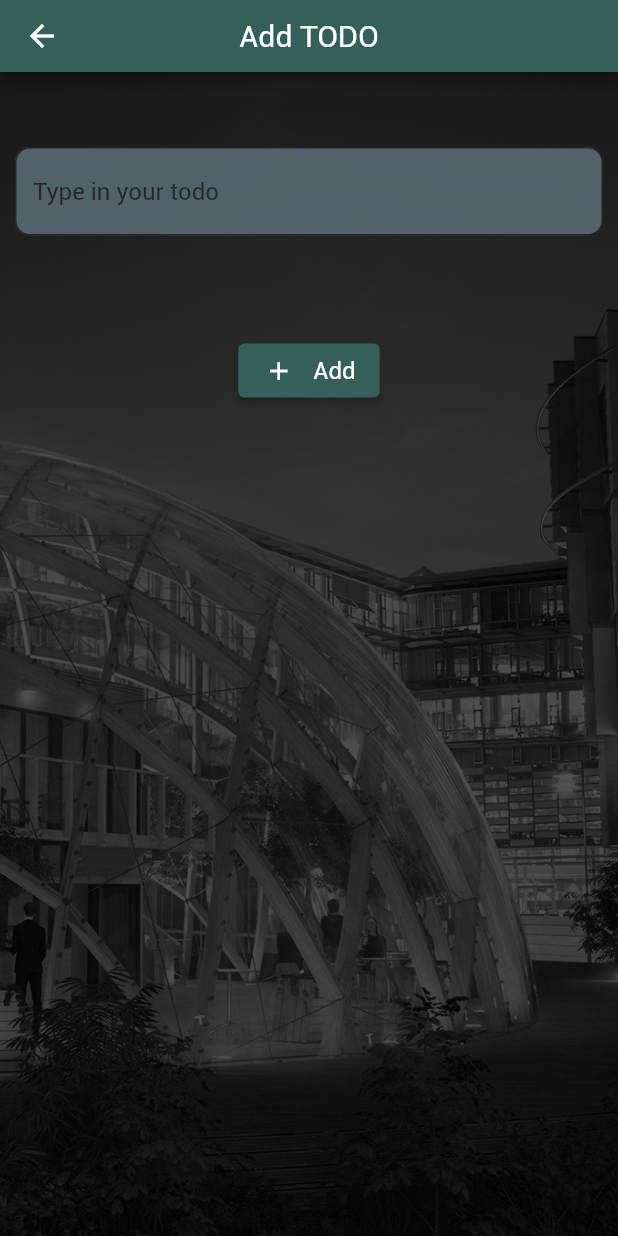
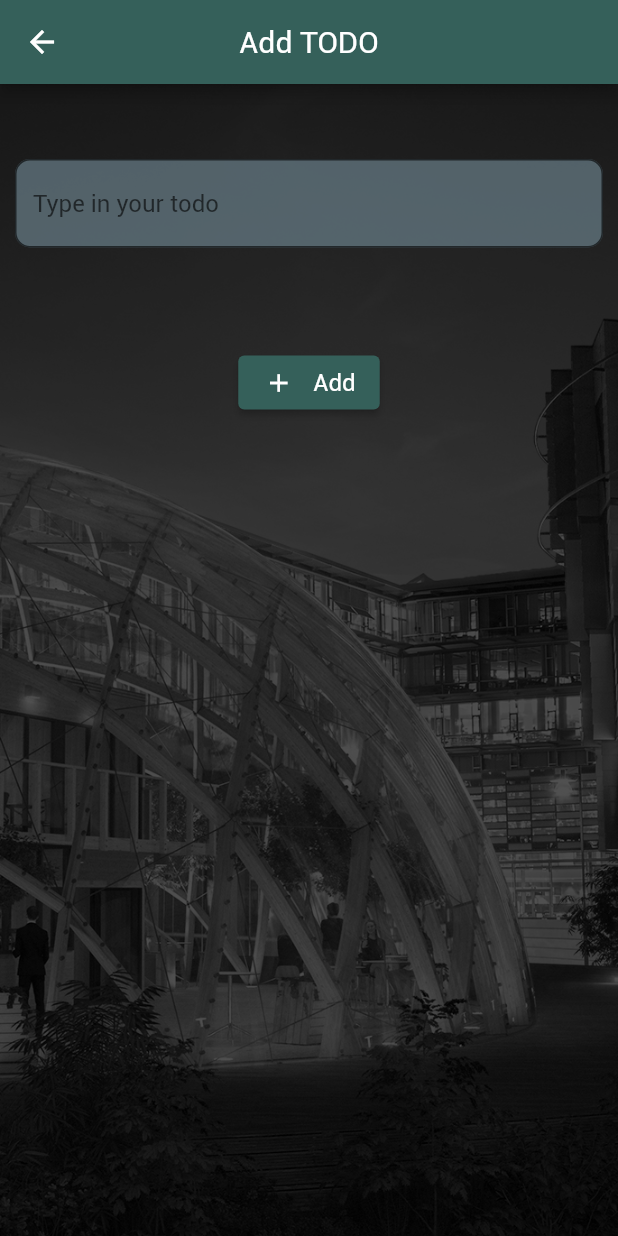
Before and after one commit to gu-tig333-ht22/gusjonmafm, a Flutter app: the screen it shows after launch, after a tap on the "add" icon, on a phone screen of 412 x 824 dp. Run offline on Flutter 3.47's test engine with Material 2 defaults, Android fonts, the phone set to English and light mode, and no system bars; network calls fail.

Commit message:
Löst bugg med text för todos som inte syns Flyttat appbar och gjort metoder privata Ändrat placering på floatingActionButton till scaffold

```diff
--- a/lib/addview.dart
+++ b/lib/addview.dart
@@ -3,7 +3,6 @@ import 'package:flutter_application_1/mainview_builder_notifier.dart';
 import 'package:flutter_application_1/themes.dart';
 import 'package:provider/provider.dart';
 
-import 'appbar.dart';
 import 'themes.dart';
 import 'error_notifier.dart';
 
@@ -13,7 +12,14 @@ class AddView extends StatelessWidget {
   @override
   Widget build(BuildContext context) {
     return Scaffold(
-      appBar: appBarAddEdit('Add TODO'),
+      appBar: AppBar(
+        centerTitle: true,
+        title: Text(
+          'Add TODO',
+          style: TextStyle(fontSize: fontsizeAppbar, color: textColor),
+        ),
+        backgroundColor: appbarColor,
+      ),
       body: Stack(
         children: [
           backgroundImage(),
@@ -22,9 +28,9 @@ class AddView extends StatelessWidget {
             child: Column(
               children: [
                 Container(height: 40),
-                textField(context),
+                _textField(context),
                 Container(height: 40),
-                addButtonAddView(context)
+                _addButtonAddView(context)
               ],
             ),
           )
@@ -33,7 +39,7 @@ class AddView extends StatelessWidget {
     );
   }
 
-  Widget textField(context) {
+  Widget _textField(context) {
     return Padding(
       padding: const EdgeInsets.all(10),
       child: Column(
@@ -65,7 +71,7 @@ class AddView extends StatelessWidget {
     );
   }
 
-  Widget addButtonAddView(context) {
+  Widget _addButtonAddView(context) {
     return ElevatedButton.icon(
       onPressed: () {
         if (validateInput(_myController.text, context)) {
--- a/lib/appbar.dart
+++ /dev/null
@@ -1,82 +0,0 @@
-import 'package:flutter/cupertino.dart';
-import 'package:flutter/material.dart';
-import 'package:provider/provider.dart';
-
-import 'mainview_builder_notifier.dart';
-import 'themes.dart';
-
-PreferredSize appBarMain(context) {
-  return PreferredSize(
-    preferredSize: const Size.fromHeight(sizeAppbar),
-    child: AppBar(
-      centerTitle: true,
-      title: const Text(
-        'TIG333 TODO-List',
-        style: TextStyle(fontSize: fontsizeAppbar, color: textColor),
-      ),
-      backgroundColor: appbarColor,
-      actions: [dropDownButton(context)],
-    ),
-  );
-}
-
-Widget dropDownButton(context) {
-  return Consumer<MainviewNotifier>(
-      builder: (context, mainviewNotifier, child) =>
-          DropdownButtonHideUnderline(
-            child: DropdownButton(
-                dropdownColor: appbarColor,
-                borderRadius: BorderRadius.all(Radius.circular(10)),
-                hint: Text(
-                  Provider.of<MainviewNotifier>(context, listen: false)
-                      .getDropdownValue,
-                  style: TextStyle(color: textColor, fontSize: 12),
-                ),
-                icon: const Icon(
-                  Icons.filter_alt_outlined,
-                  color: iconColor,
-                ),
-                items: [
-                  dropdownMenuItem('All', context),
-                  dropdownMenuItem('Done', context),
-                  dropdownMenuItem('Undone', context)
-                ],
-                onChanged: (String? value) {
-                  Provider.of<MainviewNotifier>(context, listen: false)
-                      .setDropdownValue = value!;
-                }),
-          ));
-}
-
-DropdownMenuItem<String> dropdownMenuItem(String value, context) {
-  if (value ==
-      Provider.of<MainviewNotifier>(context, listen: false).getDropdownValue) {
-    return DropdownMenuItem<String>(
-        value: value,
-        child: Text(
-          value,
-          style: TextStyle(color: iconColor, fontSize: 12),
-        ));
-  } else {
-    return DropdownMenuItem<String>(
-        value: value,
-        child: Text(
-          value,
-          style: TextStyle(color: textColor, fontSize: 12),
-        ));
-  }
-}
-
-PreferredSize appBarAddEdit(String title) {
-  return PreferredSize(
-    preferredSize: const Size.fromHeight(sizeAppbar),
-    child: AppBar(
-      centerTitle: true,
-      title: Text(
-        title,
-        style: TextStyle(fontSize: fontsizeAppbar, color: textColor),
-      ),
-      backgroundColor: appbarColor,
-    ),
-  );
-}
--- a/lib/main.dart
+++ b/lib/main.dart
@@ -1,7 +1,6 @@
 import 'package:flutter/material.dart';
 import 'package:provider/provider.dart';
 
-import 'appbar.dart';
 import 'addview.dart';
 import 'editview.dart';
 import 'mainview_builder_notifier.dart';
@@ -32,7 +31,16 @@ class MainView extends StatelessWidget {
   @override
   Widget build(BuildContext context) {
     return Scaffold(
-        appBar: appBarMain(context),
+        floatingActionButton: _addButtonFirstView(context),
+        appBar: AppBar(
+          centerTitle: true,
+          title: const Text(
+            'TIG333 TODO-List',
+            style: TextStyle(fontSize: fontsizeAppbar, color: textColor),
+          ),
+          backgroundColor: appbarColor,
+          actions: [_dropDownButton(context)],
+        ),
         body: Stack(
           children: [
             backgroundImage(),
@@ -41,28 +49,69 @@ class MainView extends StatelessWidget {
                 color: Color.fromARGB(0, 255, 255, 255),
                 // Lagt i material för att listile ska kunna ha opacitet, fungerar ej med container
                 // Ändrat till 100% transparent för att inte synas
-                child:
-                    Column(children: [listView(), addButtonFirstView(context)]))
+                child: _listView())
           ],
         ));
   }
 
-  Widget listView() {
-    return Expanded(
-      child: Consumer<MainviewNotifier>(
+  Widget _dropDownButton(context) {
+    return Consumer<MainviewNotifier>(
+        builder: (context, mainviewNotifier, child) =>
+            DropdownButtonHideUnderline(
+              child: DropdownButton(
+                  dropdownColor: appbarColor,
+                  borderRadius: BorderRadius.all(Radius.circular(10)),
+                  hint: Text(
+                    Provider.of<MainviewNotifier>(context, listen: false)
+                        .getDropdownValue,
+                    style: TextStyle(color: textColor, fontSize: 12),
+                  ),
+                  icon: const Icon(
+                    Icons.filter_alt_outlined,
+                    color: iconColor,
+                  ),
+                  items: [
+                    _dropdownMenuItem('All', context),
+                    _dropdownMenuItem('Done', context),
+                    _dropdownMenuItem('Undone', context)
+                  ],
+                  onChanged: (String? value) {
+                    Provider.of<MainviewNotifier>(context, listen: false)
+                        .setDropdownValue = value!;
+                  }),
+            ));
+  }
+
+  DropdownMenuItem<String> _dropdownMenuItem(String value, context) {
+    if (value ==
+        Provider.of<MainviewNotifier>(context, listen: false)
+            .getDropdownValue) {
+      return DropdownMenuItem<String>(
+          value: value,
+          child: Text(
+            value,
+            style: TextStyle(color: iconColor, fontSize: 12),
+          ));
+    } else {
+      return DropdownMenuItem<String>(
+          value: value,
+          child: Text(
+            value,
+            style: TextStyle(color: textColor, fontSize: 12),
+          ));
+    }
+  }
+
+  Widget _listView() {
+    return Consumer<MainviewNotifier>(
         builder: (context, mainviewNotifier, child) => ListView.builder(
             itemBuilder: (context, index) =>
-                  listTile(mainviewNotifier.getListTasks[index], context),
-              itemCount: mainviewNotifier.getListTasks.length)),
-    );
+                _listTile(mainviewNotifier.getListTasks[index], context),
+            itemCount: mainviewNotifier.getListTasks.length));
   }
 
-  Widget addButtonFirstView(context) {
-    return Align(
-      alignment: Alignment.bottomRight,
-      child: Padding(
-        padding: EdgeInsets.all(20),
-        child: FloatingActionButton(
+  Widget _addButtonFirstView(context) {
+    return FloatingActionButton(
         onPressed: () {
           Provider.of<MyErrorNotifier>(context, listen: false)
               .setErrorMessage(false);
@@ -73,31 +122,29 @@ class MainView extends StatelessWidget {
         child: const Icon(
           Icons.add,
           size: 30,
-            )),
-      ),
-    );
+        ));
   }
 
-  Widget listTile(Task task, context) {
+  Widget _listTile(Task task, context) {
     return Padding(
       padding: const EdgeInsets.only(left: 5, right: 5, top: 4),
       child: ListTile(
         tileColor: boxColor,
         shape: RoundedRectangleBorder(borderRadius: borderRadius),
-        leading: checkBox(task, context),
-        title: textListTile(task, context),
+        leading: _checkBox(task, context),
+        title: _textListTile(task, context),
         trailing: Wrap(
           spacing: 10,
           children: [
-            editButtonMainView(task, context),
-            deleteButton(task, context)
+            _editButtonMainView(task, context),
+            _deleteButton(task, context)
           ],
         ),
       ),
     );
   }
 
-  Widget checkBox(Task task, context) {
+  Widget _checkBox(Task task, context) {
     return Checkbox(
         activeColor: checkboxCheckedColor,
         value: task.getDone,
@@ -107,7 +154,7 @@ class MainView extends StatelessWidget {
         });
   }
 
-  Widget textListTile(Task task, context) {
+  Widget _textListTile(Task task, context) {
     if (task.getDone == true) {
       return Text(task.getLabel,
           style: const TextStyle(
@@ -117,7 +164,7 @@ class MainView extends StatelessWidget {
     }
   }
 
-  Widget editButtonMainView(Task task, context) {
+  Widget _editButtonMainView(Task task, context) {
     return IconButton(
         color: iconColor,
         onPressed: () async {
@@ -133,7 +180,7 @@ class MainView extends StatelessWidget {
         icon: Icon(Icons.edit_outlined));
   }
 
-  Widget deleteButton(Task task, context) {
+  Widget _deleteButton(Task task, context) {
     return IconButton(
       color: iconColor,
       icon: const Icon(Icons.delete_outlined),
```
Also changed, not shown: lib/editview.dart (+12 -6 lines). Lines whose indentation alone changed are shown as unchanged.
